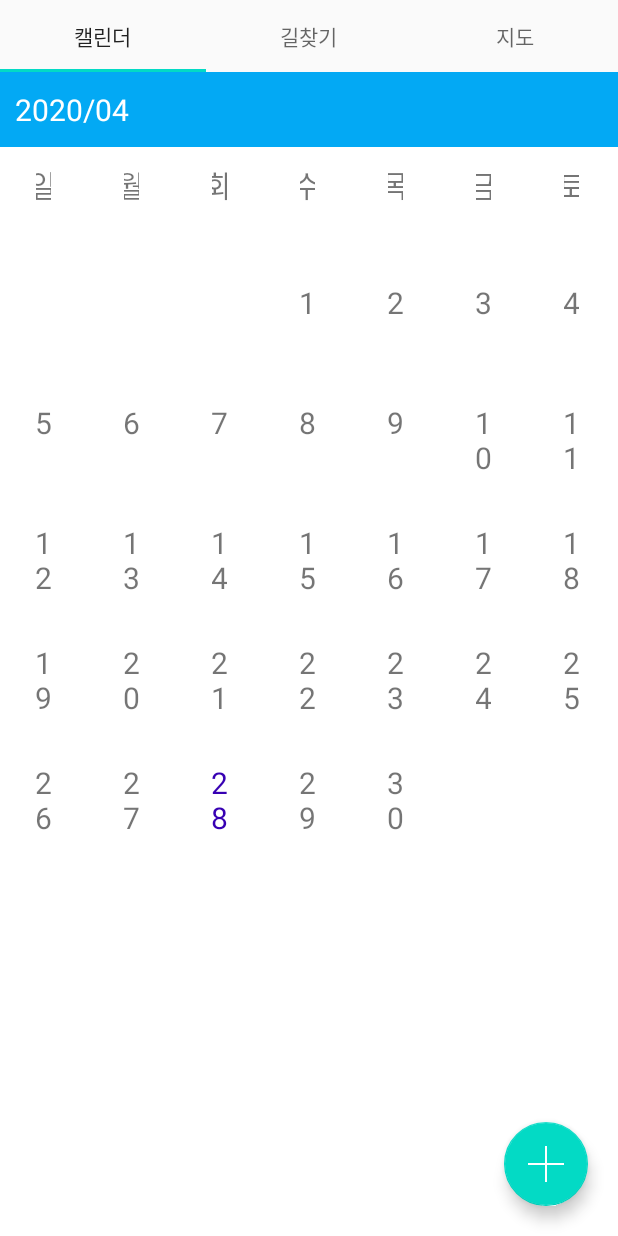
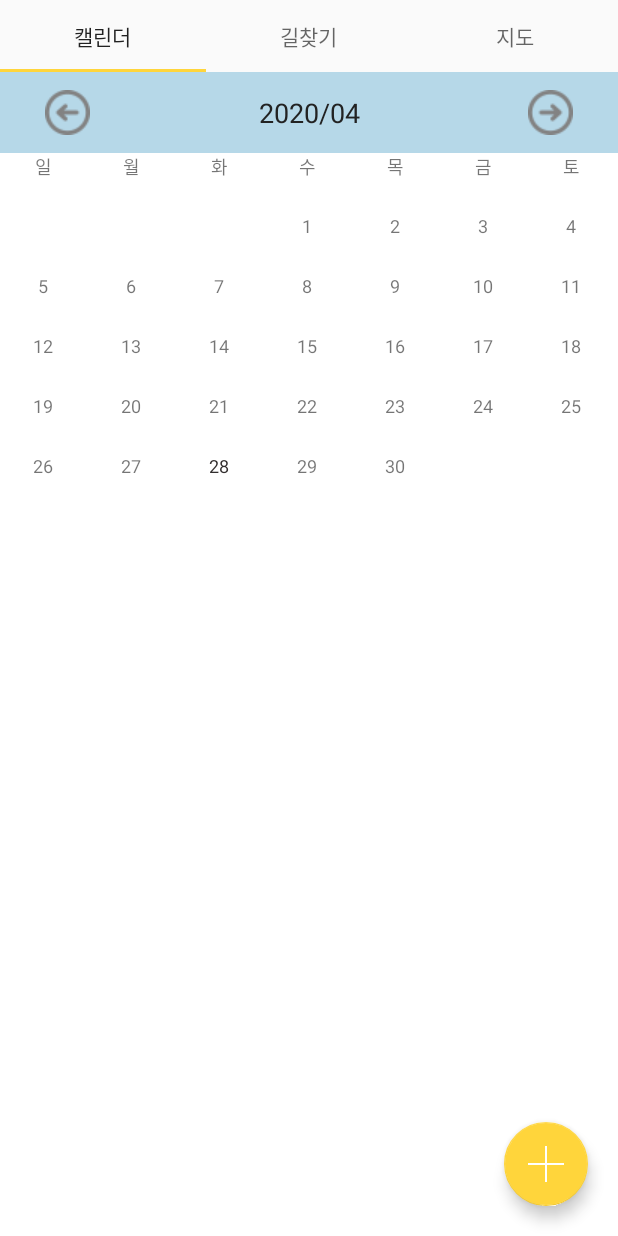
Before and after one commit to MoKyungKim/Public-Transport-Commitment-APP, an Android app: the screen it shows after launch (MainActivity), on a phone screen of 412 x 824 dp. Run offline under Robolectric (Android 15) with nearby library versions, the phone set to English and light mode, and no system bars; libraries missing offline, so code that uses them is left out: com.amazonaws.auth, com.amazonaws.mobileconnectors, com.amazonaws.regions; 4 statements that could not run were skipped.

Commit message:
다시 커밋

```diff
--- a/app/src/main/res/layout/activity_calendar.xml
+++ b/app/src/main/res/layout/activity_calendar.xml
@@ -3,29 +3,127 @@
     xmlns:app="http://schemas.android.com/apk/res-auto"
     android:layout_width="match_parent"
     android:layout_height="match_parent"
+    xmlns:custom="http://schemas.android.com/tools"
     android:orientation="vertical"
-    android:background="@color/colorWhite" >
+    android:background="@color/colorWhite">
 
-    <TextView
-        android:id="@+id/tv_date"
+
+
+    <!-- date toolbar -->
+    <RelativeLayout
         android:layout_width="match_parent"
-        android:layout_height="50dp"
-        android:background="@color/colorLB"
+        android:layout_height="wrap_content"
+        android:paddingTop="12dp"
+        android:paddingBottom="12dp"
+        android:paddingLeft="30dp"
+        android:paddingRight="30dp"
+        android:background="@color/colorWhiteBlue">
+
+        <!-- prev button -->
+        <ImageView
+            android:id="@+id/calendar_prev_button"
+            android:layout_width="30dp"
+            android:layout_height="30dp"
+            android:layout_centerVertical="true"
+            android:layout_alignParentLeft="true"
+            android:src="@drawable/previous_icon"/>
+
+        <!-- date title -->
+        <TextView
+            android:id="@+id/tv_date"
+            android:layout_width="wrap_content"
+            android:layout_height="wrap_content"
+            android:layout_centerVertical="true"
+            android:layout_toRightOf="@+id/calendar_prev_button"
+            android:layout_toLeftOf="@+id/calendar_next_button"
+            android:gravity="center"
+            android:textAppearance="@android:style/TextAppearance.Medium"
+            android:textColor="#222222"
+            android:text="current date"/>
+
+        <!-- next button -->
+        <ImageView
+            android:id="@+id/calendar_next_button"
+            android:layout_width="30dp"
+            android:layout_height="30dp"
+            android:layout_centerVertical="true"
+            android:layout_alignParentRight="true"
+            android:src="@drawable/next_icon"/>
+    </RelativeLayout>
+
+    <!--
+    <LinearLayout
+        android:id="@+id/calendar_header"
+        android:layout_width="match_parent"
+        android:layout_height="40dp"
         android:gravity="center_vertical"
-        android:paddingLeft="10dp"
-        android:textColor="#ffffff"
-        android:textSize="20sp" />
+        android:orientation="horizontal">
 
+        <TextView
+            android:layout_width="0dp"
+            android:layout_height="wrap_content"
+            android:layout_weight="1"
+            android:gravity="center_horizontal"
+            android:textColor="#222222"
+            android:text="SUN"/>
+
+        <TextView
+            android:layout_width="0dp"
+            android:layout_height="wrap_content"
+            android:layout_weight="1"
+            android:gravity="center_horizontal"
+            android:textColor="#222222"
+            android:text="MON"/>
+
+        <TextView
+            android:layout_width="0dp"
+            android:layout_height="wrap_content"
+            android:layout_weight="1"
+            android:gravity="center_horizontal"
+            android:textColor="#222222"
+            android:text="TUE"/>
+
+        <TextView
+            android:layout_width="0dp"
+            android:layout_height="wrap_content"
+            android:layout_weight="1"
+            android:gravity="center_horizontal"
+            android:textColor="#222222"
+            android:text="WED"/>
+
+        <TextView
+            android:layout_width="0dp"
+            android:layout_height="wrap_content"
+            android:layout_weight="1"
+            android:gravity="center_horizontal"
+            android:textColor="#222222"
+            android:text="THU"/>
+
+        <TextView
+            android:layout_width="0dp"
+            android:layout_height="wrap_content"
+            android:layout_weight="1"
+            android:gravity="center_horizontal"
+            android:textColor="#222222"
+            android:text="FRI"/>
+
+        <TextView
+            android:layout_width="0dp"
+            android:layout_height="wrap_content"
+            android:layout_weight="1"
+            android:gravity="center_horizontal"
+            android:textColor="#222222"
+            android:text="SAT"/>
+    </LinearLayout>
+-->
     <GridView
         android:id="@+id/gridview"
         android:layout_width="match_parent"
-        android:layout_height="564dp"
-        android:layout_marginTop="10dp"
+        android:layout_height="450dp"
+        android:layout_marginTop="0dp"
         android:layout_weight="1"
         android:listSelector="@color/colorTransParent"
-        android:numColumns="7">
-
-    </GridView>
+        android:numColumns="7"></GridView>
 
     <com.google.android.material.floatingactionbutton.FloatingActionButton
         android:id="@+id/bt_taskPlus"
@@ -37,4 +135,5 @@
         app:fabSize="normal"
         app:srcCompat="@drawable/ic_add" />
 
+
 </LinearLayout>
--- a/app/src/main/res/layout/item_calendar_gridview.xml
+++ b/app/src/main/res/layout/item_calendar_gridview.xml
@@ -7,9 +7,9 @@
 
     <TextView
         android:id="@+id/tv_item_gridview"
-        android:layout_width="10dp"
-        android:layout_height="80dp"
+        android:layout_width="30dp"
+        android:layout_height="40dp"
         android:gravity="center_horizontal"
-        android:textSize="20sp" />
+        android:textSize="12sp" />
 
 </LinearLayout>
--- a/app/src/main/res/values/colors.xml
+++ b/app/src/main/res/values/colors.xml
@@ -1,9 +1,13 @@
 <?xml version="1.0" encoding="utf-8"?>
 <resources>
-    <color name="colorPrimary">#6200EE</color>
-    <color name="colorPrimaryDark">#3700B3</color>
-    <color name="colorAccent">#03DAC5</color>
+    <color name="colorPrimary">#3A50DC</color>
+    <color name="colorRed">#E3133C</color>
+    <color name="colorPink">#EFC0E7</color>
+    <color name="colorLightPink">#F6DDE5</color>
     <color name="colorWhite">#ffffff</color>
-    <color name="colorLB">#03A9F4</color>
+    <color name="colorLightBlue">#67B8F8</color>
+    <color name="colorWhiteBlue">#B6D8E8</color>
     <color name="colorTransParent">#0003A9F4</color>
+    <color name="colorPrimaryDark">#322E2E</color>
+    <color name="colorAccent">#FFD53B</color>
 </resources>
```
Also changed, not shown: app/src/main/res/drawable-v24/next_icon.png (added), app/src/main/res/drawable-v24/previous_icon.png (added).
